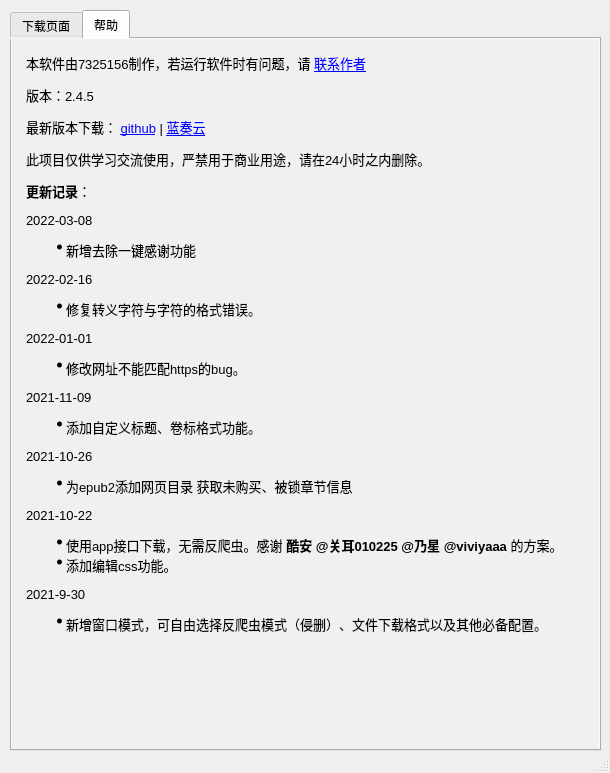
First picture: the form in exe整合版/jjurl.ui, repository 7325156/jjwxcNovelCrawler, before the edit.
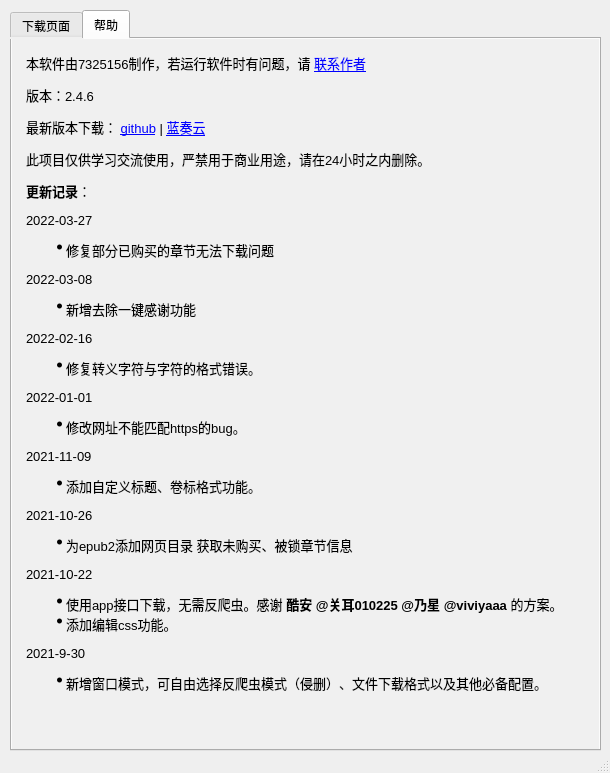
Second picture: the form after the edit. The open tabs and pages were chosen to show the change. Icons and pictures are not drawn.

Patch:
```diff
--- a/exe整合版/jjurl.ui
+++ b/exe整合版/jjurl.ui
@@ -688,10 +688,12 @@
 p, li { white-space: pre-wrap; }
 &lt;/style&gt;&lt;/head&gt;&lt;body style=&quot; font-family:'微软雅黑'; font-size:10pt; font-weight:400; font-style:normal;&quot;&gt;
 &lt;p style=&quot; margin-top:12px; margin-bottom:12px; margin-left:0px; margin-right:0px; -qt-block-indent:0; text-indent:0px;&quot;&gt;&lt;span style=&quot; font-family:'微软雅黑','sans-serif';&quot;&gt;本软件由7325156制作，若运行软件时有问题，请 &lt;/span&gt;&lt;a href=&quot;https://github.com/7325156/jjwxcNovelCrawler&quot;&gt;&lt;span style=&quot; font-family:'SimSun'; text-decoration: underline; color:#0000ff;&quot;&gt;联系作者&lt;/span&gt;&lt;/a&gt;&lt;/p&gt;
-&lt;p style=&quot; margin-top:12px; margin-bottom:12px; margin-left:0px; margin-right:0px; -qt-block-indent:0; text-indent:0px;&quot;&gt;&lt;span style=&quot; font-family:'微软雅黑','sans-serif';&quot;&gt;版本：2.4.5&lt;/span&gt;&lt;/p&gt;
+&lt;p style=&quot; margin-top:12px; margin-bottom:12px; margin-left:0px; margin-right:0px; -qt-block-indent:0; text-indent:0px;&quot;&gt;&lt;span style=&quot; font-family:'微软雅黑','sans-serif';&quot;&gt;版本：2.4.6&lt;/span&gt;&lt;/p&gt;
 &lt;p style=&quot; margin-top:12px; margin-bottom:12px; margin-left:0px; margin-right:0px; -qt-block-indent:0; text-indent:0px;&quot;&gt;&lt;span style=&quot; font-family:'微软雅黑','sans-serif';&quot;&gt;最新版本下载： &lt;/span&gt;&lt;a href=&quot;https://github.com/7325156/jjwxcNovelCrawler/releases/latest/&quot;&gt;&lt;span style=&quot; font-family:'SimSun'; text-decoration: underline; color:#0000ff;&quot;&gt;github&lt;/span&gt;&lt;/a&gt;&lt;span style=&quot; font-family:'微软雅黑','sans-serif';&quot;&gt; | &lt;/span&gt;&lt;a href=&quot;https://wwr.lanzoui.com/b02oduqmd#a5jo&quot;&gt;&lt;span style=&quot; font-family:'SimSun'; text-decoration: underline; color:#0000ff;&quot;&gt;蓝奏云&lt;/span&gt;&lt;/a&gt;&lt;/p&gt;
 &lt;p style=&quot; margin-top:12px; margin-bottom:12px; margin-left:0px; margin-right:0px; -qt-block-indent:0; text-indent:0px;&quot;&gt;此项目仅供学习交流使用，严禁用于商业用途，请在24小时之内删除。&lt;/p&gt;
 &lt;p style=&quot; margin-top:12px; margin-bottom:12px; margin-left:0px; margin-right:0px; -qt-block-indent:0; text-indent:0px;&quot;&gt;&lt;span style=&quot; font-family:'微软雅黑','sans-serif'; font-weight:600;&quot;&gt;更新记录&lt;/span&gt;&lt;span style=&quot; font-family:'微软雅黑','sans-serif';&quot;&gt;：&lt;/span&gt;&lt;/p&gt;
+&lt;p style=&quot; margin-top:12px; margin-bottom:12px; margin-left:0px; margin-right:0px; -qt-block-indent:0; text-indent:0px;&quot;&gt;&lt;span style=&quot; font-family:'微软雅黑','sans-serif';&quot;&gt;2022-03-27&lt;/span&gt;&lt;/p&gt;
+&lt;ul style=&quot;margin-top: 0px; margin-bottom: 0px; margin-left: 0px; margin-right: 0px; -qt-list-indent: 1;&quot;&gt;&lt;li style=&quot; font-family:'微软雅黑','sans-serif';&quot; style=&quot; margin-top:12px; margin-bottom:12px; margin-left:0px; margin-right:0px; -qt-block-indent:0; text-indent:0px;&quot;&gt;修复部分已购买的章节无法下载问题&lt;/li&gt;&lt;/ul&gt;
 &lt;p style=&quot; margin-top:12px; margin-bottom:12px; margin-left:0px; margin-right:0px; -qt-block-indent:0; text-indent:0px;&quot;&gt;&lt;span style=&quot; font-family:'微软雅黑','sans-serif';&quot;&gt;2022-03-08&lt;/span&gt;&lt;/p&gt;
 &lt;ul style=&quot;margin-top: 0px; margin-bottom: 0px; margin-left: 0px; margin-right: 0px; -qt-list-indent: 1;&quot;&gt;&lt;li style=&quot; font-family:'微软雅黑','sans-serif';&quot; style=&quot; margin-top:12px; margin-bottom:12px; margin-left:0px; margin-right:0px; -qt-block-indent:0; text-indent:0px;&quot;&gt;新增去除一键感谢功能&lt;/li&gt;&lt;/ul&gt;
 &lt;p style=&quot; margin-top:12px; margin-bottom:12px; margin-left:0px; margin-right:0px; -qt-block-indent:0; text-indent:0px;&quot;&gt;&lt;span style=&quot; font-family:'微软雅黑','sans-serif';&quot;&gt;2022-02-16&lt;/span&gt;&lt;/p&gt;
```
Left out of the diff: 6 changed lines with no effect on the pictures.
